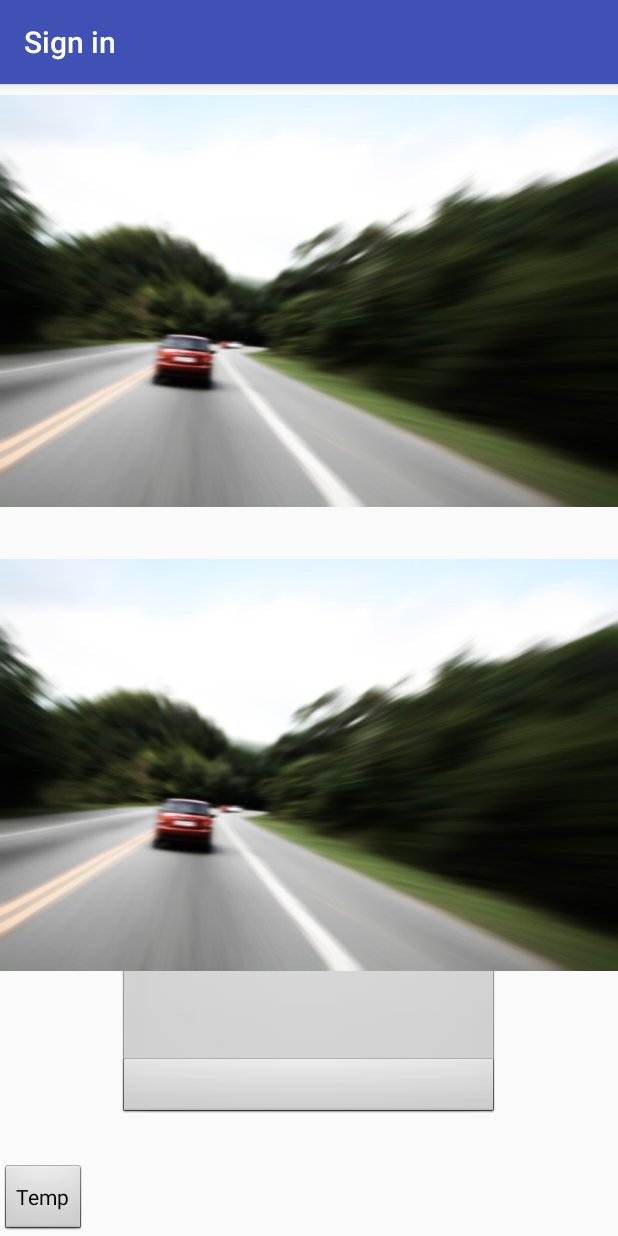
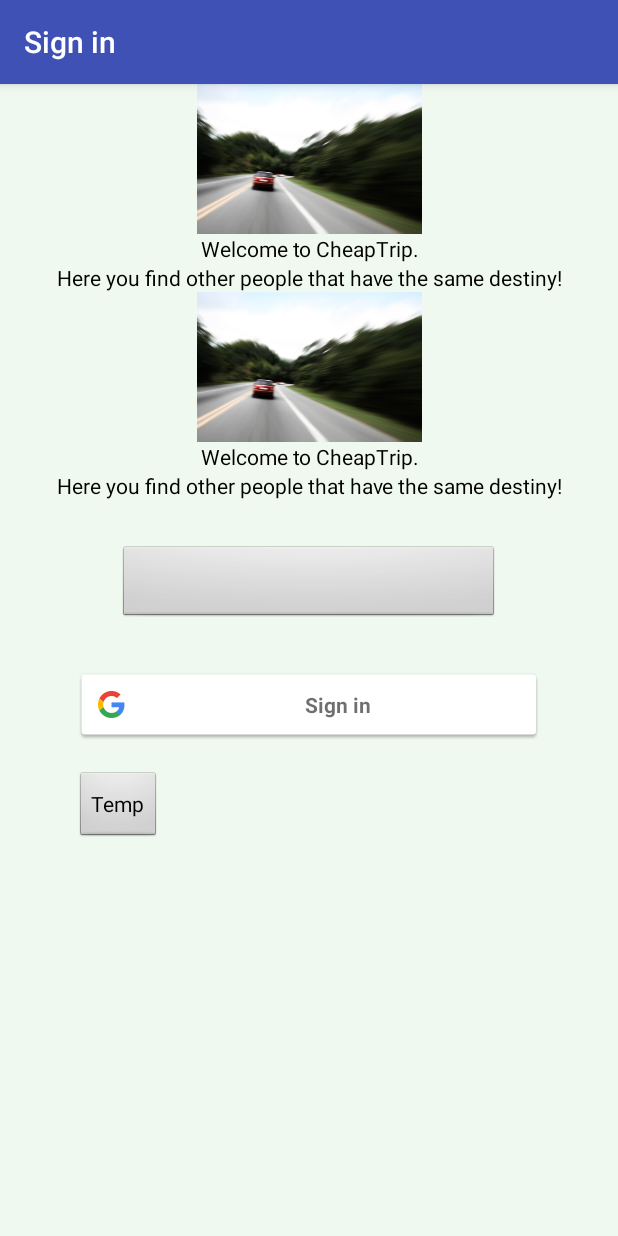
Before and after one commit to TCM5/CheapTrip, an Android app: the fragment GooglePlusFragment placed in its activity, on a phone screen of 412 x 824 dp. Run offline under Robolectric (Android 15) with nearby library versions, the phone set to English and light mode, and no system bars; libraries missing offline, so code that uses them is left out: com.facebook, com.facebook.login; plain views replace LoginButton; 1 statement that could not run was skipped.

Commit message:
minor changes

```diff
--- a/app/build.gradle
+++ b/app/build.gradle
@@ -31,4 +31,7 @@
     compile 'com.android.support:support-v4:23.4.0'
     compile 'com.google.android.gms:play-services-maps:8.4.0'
     compile 'com.google.android.gms:play-services-location:8.4.0'
+    compile 'com.google.android.gms:play-services-auth:8.4.0'
 }
+
+apply plugin: 'com.google.gms.google-services'
--- a/app/src/main/AndroidManifest.xml
+++ b/app/src/main/AndroidManifest.xml
@@ -11,7 +11,7 @@
     <uses-permission android:name="android.permission.GET_ACCOUNTS" />
     <uses-permission android:name="android.permission.READ_PROFILE" />
     <uses-permission android:name="android.permission.READ_CONTACTS" />
-
+    <uses-permission android:name="android.permission.USE_CREDENTIALS" />
     <uses-permission android:name="android.permission.INTERNET" />
     <uses-permission android:name="android.permission.ACCESS_FINE_LOCATION" />
     <uses-permission android:name="android.permission.ACCESS_COARSE_LOCATION" />
--- a/app/src/main/res/layout/activity_login.xml
+++ b/app/src/main/res/layout/activity_login.xml
@@ -1,70 +1,95 @@
-<LinearLayout
+<LinearLayout xmlns:android="http://schemas.android.com/apk/res/android"
     xmlns:tools="http://schemas.android.com/tools"
-    xmlns:android="http://schemas.android.com/apk/res/android"
-    tools:context="com.fmt.cheaptrip.Activities.LoginActivity"
-    android:orientation="vertical"
     android:layout_width="match_parent"
     android:layout_height="match_parent"
-    android:layout_gravity="center">
+    android:layout_gravity="center"
+    android:background="@color/green3_cheaptrip"
+    android:orientation="vertical"
+    tools:context="com.fmt.cheaptrip.Activities.LoginActivity">
 
     <LinearLayout
         android:id="@+id/login_fragment_container2"
-        android:theme="@android:style/Theme.Light.NoTitleBar"
         android:layout_width="match_parent"
-        android:layout_height="350dp"
-        android:layout_gravity="top"
-        android:layout_weight="1"
+        android:layout_height="wrap_content"
         android:orientation="vertical">
 
         <ImageView
             android:layout_width="match_parent"
+            android:layout_height="100dp"
+            android:src="@drawable/wall1" />
+
+        <TextView
+
+            android:layout_width="match_parent"
             android:layout_height="wrap_content"
-            android:src="@drawable/wall1" />
+            android:gravity="center"
+            android:text="@string/login_welcome_msg1"
+            android:textColor="@color/black" />
 
         <TextView
             android:layout_width="match_parent"
             android:layout_height="wrap_content"
+            android:layout_weight="9.83"
             android:gravity="center"
-            android:text="@string/login_welcome_msg1"/>
-
-        <TextView
-            android:layout_width="match_parent"
-            android:layout_height="wrap_content"
-            android:gravity="center"
-            android:text="@string/login_welcome_msg2"/>
+            android:text="@string/login_welcome_msg2"
+            android:textColor="@color/black" />
 
     </LinearLayout>
 
     <FrameLayout
         android:id="@+id/login_fragment_container"
-        android:theme="@android:style/Theme.Light.NoTitleBar"
         android:layout_width="match_parent"
         android:layout_height="wrap_content"
-        android:layout_weight="0.5"
-        android:gravity="bottom" >
+
+        android:gravity="bottom"
+        android:theme="@android:style/Theme.Light.NoTitleBar">
 
         <LinearLayout
             android:layout_width="match_parent"
             android:layout_height="match_parent"
-            android:orientation="vertical">
+            android:orientation="vertical"
+            android:layout_marginLeft="50dp"
+            android:layout_marginRight="50dp"
+            >
 
-                <com.facebook.login.widget.LoginButton
+            <com.facebook.login.widget.LoginButton
                 android:id="@+id/login_button"
                 android:layout_width="254dp"
                 android:layout_height="wrap_content"
                 android:layout_gravity="center_horizontal|bottom"
+                android:layout_marginBottom="30dp"
                 android:layout_marginTop="30dp"
-                android:layout_marginBottom="30dp"
-                android:textSize="15sp"
+                android:layout_weight="0.05"
+                android:paddingBottom="15sp"
                 android:paddingTop="15sp"
-                android:paddingBottom="15sp"
-                android:layout_weight="0.05" />
+                android:textSize="15sp" />
+
+            <com.google.android.gms.common.SignInButton
+                android:id="@+id/btn_sign_in"
+                android:layout_width="fill_parent"
+                android:layout_height="wrap_content"
+                android:layout_marginBottom="20dp"/>
+
+            <Button
+                android:id="@+id/btn_sign_out"
+                android:layout_width="fill_parent"
+                android:layout_height="wrap_content"
+                android:text="@string/btn_logout_from_google"
+                android:visibility="gone"
+                android:layout_marginBottom="10dp"/>
+
+            <Button
+                android:id="@+id/btn_revoke_access"
+                android:layout_width="fill_parent"
+                android:layout_height="wrap_content"
+                android:text="@string/btn_revoke_access"
+                android:visibility="gone" />
 
             <Button
                 android:id="@+id/temp_button"
                 android:layout_width="wrap_content"
                 android:layout_height="wrap_content"
-                android:text="Temp"/>
+                android:text="Temp" />
 
         </LinearLayout>
 
--- a/app/src/main/res/values/strings.xml
+++ b/app/src/main/res/values/strings.xml
@@ -25,6 +25,12 @@
 
     <!-- Strings related to Facebook Login -->
     <string name="facebook_app_id">516872131835256</string>
+
+    <!-- Google + Strings -->
+    <string name="app_name_g">G+ Login</string>
+    <string name="action_settings_">Settings</string>
+    <string name="btn_logout_from_google">Logout from Google</string>
+    <string name="btn_revoke_access">Revoke Access</string>
 
 
     <!-- Google Maps keys -->
--- a/build.gradle
+++ b/build.gradle
@@ -7,7 +7,7 @@
     }
     dependencies {
         classpath 'com.android.tools.build:gradle:2.1.0'
-
+        classpath 'com.google.gms:google-services:2.0.0-alpha6'
 
         // NOTE: Do not place your application dependencies here; they belong
         // in the individual module build.gradle files
```
Also changed, not shown: 1 other file.
